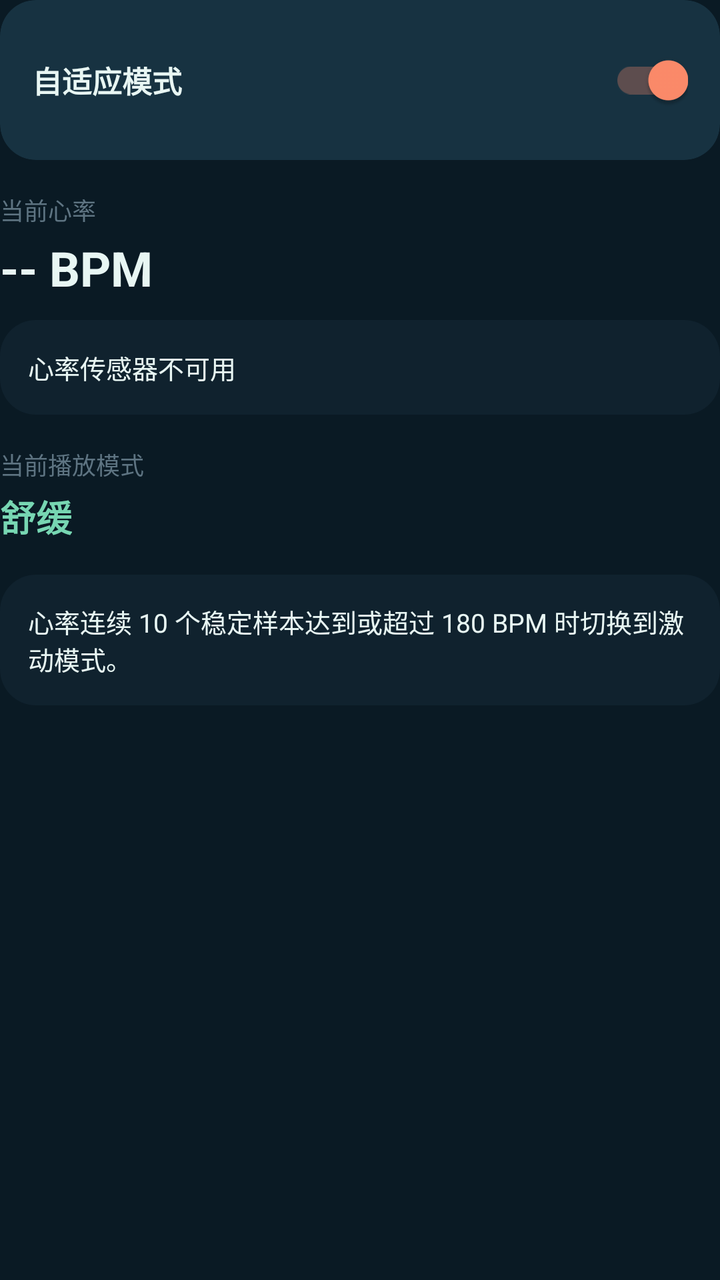
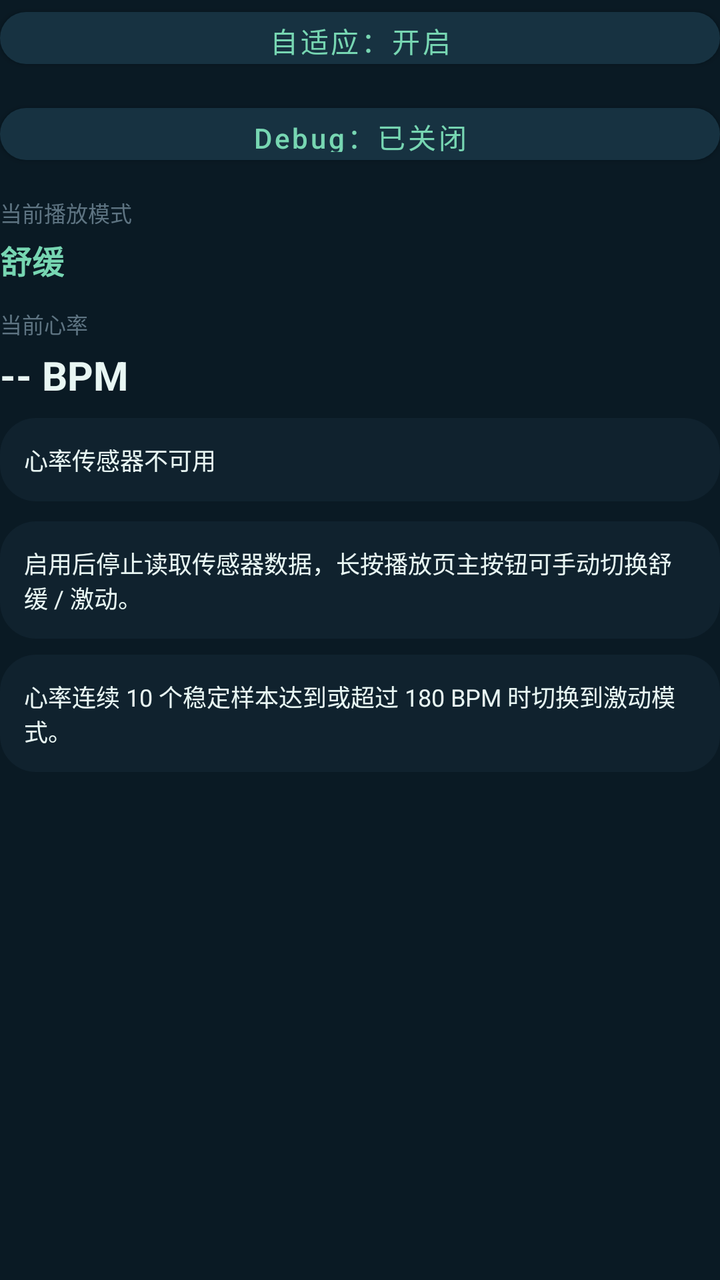

Compare the two renders of this Android layout. The source of the first and the diff that turns it into the second are given below.
<!-- AndroidManifest.xml: application theme Theme.RunnerSmartPlayer -->
<!-- res/layout/fragment_run_mode.xml -->
<?xml version="1.0" encoding="utf-8"?>
<ScrollView xmlns:android="http://schemas.android.com/apk/res/android"
    xmlns:app="http://schemas.android.com/apk/res-auto"
    android:layout_width="match_parent"
    android:layout_height="match_parent">

    <LinearLayout
        android:layout_width="match_parent"
        android:layout_height="wrap_content"
        android:orientation="vertical">

        <com.google.android.material.card.MaterialCardView
            android:layout_width="match_parent"
            android:layout_height="wrap_content"
            app:cardBackgroundColor="@color/surface_alt"
            app:cardCornerRadius="18dp">

            <LinearLayout
                android:layout_width="match_parent"
                android:layout_height="wrap_content"
                android:gravity="center_vertical"
                android:orientation="horizontal"
                android:padding="16dp">

                <TextView
                    android:layout_width="0dp"
                    android:layout_height="wrap_content"
                    android:layout_weight="1"
                    android:text="@string/adaptive_mode"
                    android:textColor="@color/foam"
                    android:textSize="15sp"
                    android:textStyle="bold" />

                <androidx.appcompat.widget.SwitchCompat
                    android:id="@+id/adaptiveSwitch"
                    android:layout_width="wrap_content"
                    android:layout_height="wrap_content"
                    android:checked="true" />
            </LinearLayout>
        </com.google.android.material.card.MaterialCardView>

        <TextView
            android:layout_width="wrap_content"
            android:layout_height="wrap_content"
            android:layout_marginTop="16dp"
            android:text="@string/current_heart_rate"
            android:textColor="@color/slate"
            android:textSize="12sp" />

        <TextView
            android:id="@+id/runModeHeartRateValue"
            android:layout_width="wrap_content"
            android:layout_height="wrap_content"
            android:layout_marginTop="4dp"
            android:text="@string/placeholder_bpm"
            android:textColor="@color/foam"
            android:textSize="24sp"
            android:textStyle="bold" />

        <TextView
            android:id="@+id/runModeSensorStatus"
            android:layout_width="match_parent"
            android:layout_height="wrap_content"
            android:layout_marginTop="10dp"
            android:background="@drawable/player_panel_background"
            android:padding="14dp"
            android:text="@string/sensor_unavailable"
            android:textColor="@color/foam"
            android:textSize="13sp" />

        <TextView
            android:layout_width="wrap_content"
            android:layout_height="wrap_content"
            android:layout_marginTop="16dp"
            android:text="@string/current_playback_mode"
            android:textColor="@color/slate"
            android:textSize="12sp" />

        <TextView
            android:id="@+id/currentModeValue"
            android:layout_width="wrap_content"
            android:layout_height="wrap_content"
            android:layout_marginTop="4dp"
            android:text="@string/label_calm"
            android:textColor="@color/mint"
            android:textSize="18sp"
            android:textStyle="bold" />

        <TextView
            android:layout_width="match_parent"
            android:layout_height="wrap_content"
            android:layout_marginTop="16dp"
            android:background="@drawable/player_panel_background"
            android:padding="14dp"
            android:text="@string/threshold_description"
            android:textColor="@color/foam"
            android:textSize="13sp" />
    </LinearLayout>
</ScrollView>
<!-- resources referenced by this layout -->
<resources>
  <color name="foam">#E8F6F3</color>
  <color name="mint">#77D6B2</color>
  <color name="slate">#5E7482</color>
  <color name="surface_alt">#173241</color>
  <!-- drawable player_panel_background (drawable) -->
  <shape xmlns:android="http://schemas.android.com/apk/res/android"
      android:shape="rectangle">
      <solid android:color="@color/surface" />
      <corners android:radius="18dp" />
  </shape>
  <string name="adaptive_mode">自适应模式</string>
  <string name="current_heart_rate">当前心率</string>
  <string name="current_playback_mode">当前播放模式</string>
  <string name="label_calm">舒缓</string>
  <string name="placeholder_bpm">-- BPM</string>
  <string name="sensor_unavailable">心率传感器不可用</string>
  <string name="threshold_description">心率连续 10 个稳定样本达到或超过 180 BPM 时切换到激动模式。</string>
  <style name="Theme.RunnerSmartPlayer" parent="Theme.MaterialComponents.DayNight.NoActionBar">
          <item name="colorPrimary">@color/mint</item>
          <item name="colorPrimaryVariant">@color/ocean</item>
          <item name="colorOnPrimary">@color/midnight</item>
          <item name="colorSecondary">@color/salmon</item>
          <item name="colorOnSecondary">@color/foam</item>
          <item name="android:statusBarColor">@color/midnight</item>
          <item name="android:navigationBarColor" tools:targetApi="o_mr1">@color/midnight</item>
          <item name="android:windowBackground">@color/midnight</item>
          <item name="android:textColorPrimary">@color/foam</item>
      </style>
  <color name="surface">#10222E</color>
  <color name="ocean">#12374B</color>
  <color name="midnight">#0A1A24</color>
  <color name="salmon">#FF8C6B</color>
</resources>

<!-- the commit's change to res/layout/fragment_run_mode.xml (unified diff, before → after) -->
@@ -2,50 +2,62 @@
 <ScrollView xmlns:android="http://schemas.android.com/apk/res/android"
     xmlns:app="http://schemas.android.com/apk/res-auto"
     android:layout_width="match_parent"
-    android:layout_height="match_parent">
+    android:layout_height="match_parent"
+    android:overScrollMode="never">
 
     <LinearLayout
         android:layout_width="match_parent"
         android:layout_height="wrap_content"
         android:orientation="vertical">
 
-        <com.google.android.material.card.MaterialCardView
+        <com.google.android.material.button.MaterialButton
+            android:id="@+id/adaptiveModeButton"
+            style="@style/Widget.MaterialComponents.Button"
             android:layout_width="match_parent"
-            android:layout_height="wrap_content"
-            app:cardBackgroundColor="@color/surface_alt"
-            app:cardCornerRadius="18dp">
+            android:layout_height="38dp"
+            android:text="@string/adaptive_mode_enabled"
+            android:textAllCaps="false"
+            android:textColor="@color/mint"
+            app:backgroundTint="@color/surface_alt"
+            app:cornerRadius="14dp" />
 
-            <LinearLayout
-                android:layout_width="match_parent"
-                android:layout_height="wrap_content"
-                android:gravity="center_vertical"
-                android:orientation="horizontal"
-                android:padding="16dp">
-
-                <TextView
-                    android:layout_width="0dp"
-                    android:layout_height="wrap_content"
-                    android:layout_weight="1"
-                    android:text="@string/adaptive_mode"
-                    android:textColor="@color/foam"
-                    android:textSize="15sp"
-                    android:textStyle="bold" />
-
-                <androidx.appcompat.widget.SwitchCompat
-                    android:id="@+id/adaptiveSwitch"
-                    android:layout_width="wrap_content"
-                    android:layout_height="wrap_content"
-                    android:checked="true" />
-            </LinearLayout>
-        </com.google.android.material.card.MaterialCardView>
+        <com.google.android.material.button.MaterialButton
+            android:id="@+id/debugModeButton"
+            style="@style/Widget.MaterialComponents.Button"
+            android:layout_width="match_parent"
+            android:layout_height="38dp"
+            android:layout_marginTop="10dp"
+            android:text="@string/debug_mode_disabled"
+            android:textAllCaps="false"
+            android:textColor="@color/mint"
+            app:backgroundTint="@color/surface_alt"
+            app:cornerRadius="14dp" />
 
         <TextView
             android:layout_width="wrap_content"
             android:layout_height="wrap_content"
-            android:layout_marginTop="16dp"
+            android:layout_marginTop="12dp"
+            android:text="@string/current_playback_mode"
+            android:textColor="@color/slate"
+            android:textSize="11sp" />
+
+        <TextView
+            android:id="@+id/currentModeValue"
+            android:layout_width="wrap_content"
+            android:layout_height="wrap_content"
+            android:layout_marginTop="4dp"
+            android:text="@string/label_calm"
+            android:textColor="@color/mint"
+            android:textSize="16sp"
+            android:textStyle="bold" />
+
+        <TextView
+            android:layout_width="wrap_content"
+            android:layout_height="wrap_content"
+            android:layout_marginTop="12dp"
             android:text="@string/current_heart_rate"
             android:textColor="@color/slate"
-            android:textSize="12sp" />
+            android:textSize="11sp" />
 
         <TextView
             android:id="@+id/runModeHeartRateValue"
@@ -54,46 +66,38 @@
             android:layout_marginTop="4dp"
             android:text="@string/placeholder_bpm"
             android:textColor="@color/foam"
-            android:textSize="24sp"
+            android:textSize="20sp"
             android:textStyle="bold" />
 
         <TextView
             android:id="@+id/runModeSensorStatus"
             android:layout_width="match_parent"
             android:layout_height="wrap_content"
-            android:layout_marginTop="10dp"
+            android:layout_marginTop="8dp"
             android:background="@drawable/player_panel_background"
-            android:padding="14dp"
+            android:padding="12dp"
             android:text="@string/sensor_unavailable"
             android:textColor="@color/foam"
-            android:textSize="13sp" />
-
-        <TextView
-            android:layout_width="wrap_content"
-            android:layout_height="wrap_content"
-            android:layout_marginTop="16dp"
-            android:text="@string/current_playback_mode"
-            android:textColor="@color/slate"
             android:textSize="12sp" />
-
-        <TextView
-            android:id="@+id/currentModeValue"
-            android:layout_width="wrap_content"
-            android:layout_height="wrap_content"
-            android:layout_marginTop="4dp"
-            android:text="@string/label_calm"
-            android:textColor="@color/mint"
-            android:textSize="18sp"
-            android:textStyle="bold" />
 
         <TextView
             android:layout_width="match_parent"
             android:layout_height="wrap_content"
-            android:layout_marginTop="16dp"
+            android:layout_marginTop="10dp"
             android:background="@drawable/player_panel_background"
-            android:padding="14dp"
+            android:padding="12dp"
+            android:text="@string/debug_mode_description"
+            android:textColor="@color/foam"
+            android:textSize="12sp" />
+
+        <TextView
+            android:layout_width="match_parent"
+            android:layout_height="wrap_content"
+            android:layout_marginTop="8dp"
+            android:background="@drawable/player_panel_background"
+            android:padding="12dp"
             android:text="@string/threshold_description"
             android:textColor="@color/foam"
-            android:textSize="13sp" />
+            android:textSize="12sp" />
     </LinearLayout>
 </ScrollView>
<!-- resource entries referenced after the edit -->
@@ -10,9 +10,11 @@
       <solid android:color="@color/surface" />
       <corners android:radius="18dp" />
   </shape>
-  <string name="adaptive_mode">自适应模式</string>
+  <string name="adaptive_mode_enabled">自适应：开启</string>
   <string name="current_heart_rate">当前心率</string>
   <string name="current_playback_mode">当前播放模式</string>
+  <string name="debug_mode_description">启用后停止读取传感器数据，长按播放页主按钮可手动切换舒缓 / 激动。</string>
+  <string name="debug_mode_disabled">Debug：已关闭</string>
   <string name="label_calm">舒缓</string>
   <string name="placeholder_bpm">-- BPM</string>
   <string name="sensor_unavailable">心率传感器不可用</string>
